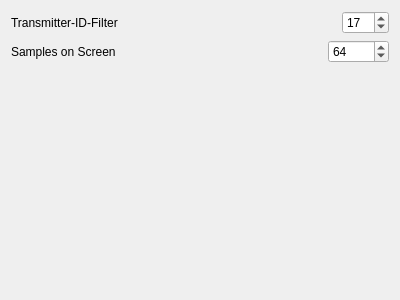
Before: the Qt Designer form RcLibPlot/mainwindow.ui in ToolboxPlane/FlightComputer, drawn with Qt 5.
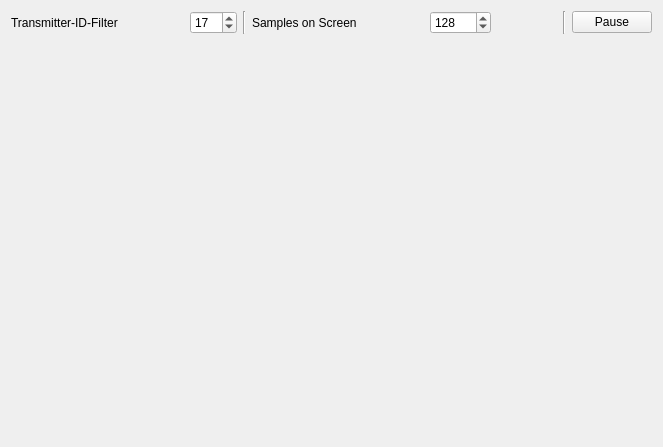
After: the same form once the commit is applied.

```diff
--- a/RcLibPlot/mainwindow.ui
+++ b/RcLibPlot/mainwindow.ui
@@ -6,8 +6,8 @@
    <rect>
     <x>0</x>
     <y>0</y>
-    <width>400</width>
-    <height>300</height>
+    <width>663</width>
+    <height>447</height>
    </rect>
   </property>
   <property name="windowTitle">
@@ -47,10 +47,13 @@
         </property>
        </widget>
       </item>
-     </layout>
-    </item>
-    <item>
-     <layout class="QHBoxLayout" name="horizontalLayout_2">
+      <item>
+       <widget class="Line" name="line">
+        <property name="orientation">
+         <enum>Qt::Vertical</enum>
+        </property>
+       </widget>
+      </item>
       <item>
        <widget class="QLabel" name="label_2">
         <property name="text">
@@ -77,7 +80,34 @@
          <number>10000</number>
         </property>
         <property name="value">
-         <number>64</number>
+         <number>128</number>
+        </property>
+       </widget>
+      </item>
+      <item>
+       <spacer name="horizontalSpacer_3">
+        <property name="orientation">
+         <enum>Qt::Horizontal</enum>
+        </property>
+        <property name="sizeHint" stdset="0">
+         <size>
+          <width>40</width>
+          <height>20</height>
+         </size>
+        </property>
+       </spacer>
+      </item>
+      <item>
+       <widget class="Line" name="line_2">
+        <property name="orientation">
+         <enum>Qt::Vertical</enum>
+        </property>
+       </widget>
+      </item>
+      <item>
+       <widget class="QPushButton" name="buttonPause">
+        <property name="text">
+         <string>Pause</string>
         </property>
        </widget>
       </item>
```
